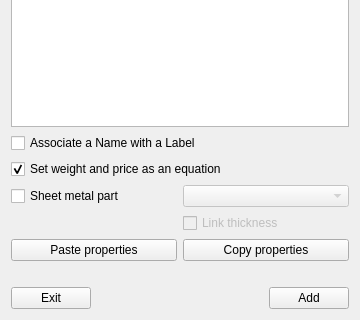
Before: the Qt Designer form addon/addFC/ui/properties.ui in GS90/addFC, drawn with Qt 5; both pictures show x 0 to 360 and y 300 to 620 of the 360 by 620 pixel window.
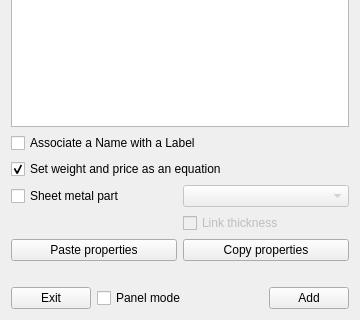
After: the same form once the commit is applied.

What changed in the file:
```diff
--- a/addon/addFC/ui/properties.ui
+++ b/addon/addFC/ui/properties.ui
@@ -6,14 +6,6 @@
   <property name="windowModality">
    <enum>Qt::WindowModal</enum>
   </property>
-  <property name="geometry">
-   <rect>
-    <x>0</x>
-    <y>0</y>
-    <width>360</width>
-    <height>620</height>
-   </rect>
-  </property>
   <property name="minimumSize">
    <size>
     <width>360</width>
@@ -178,6 +170,16 @@
        </property>
       </widget>
      </item>
+     <item>
+      <widget class="QCheckBox" name="checkBoxPanel">
+       <property name="toolTip">
+        <string>Show in task panel (requires relaunch)</string>
+       </property>
+       <property name="text">
+        <string>Panel mode</string>
+       </property>
+      </widget>
+     </item>
      <item>
       <spacer name="horizontalSpacer">
        <property name="orientation">
```
Left out of the diff: 19 changed lines with no effect on the pictures.
